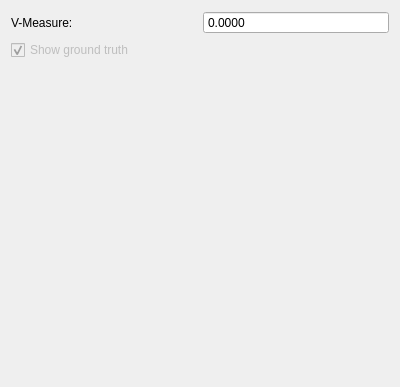
jmaye/curb-detection, file code/src/lib/visualization/EvaluatorControl.ui: the form before one commit.
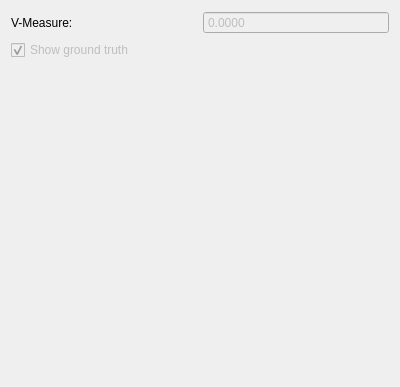
The form after the commit.

```diff
--- a/code/src/lib/visualization/EvaluatorControl.ui
+++ b/code/src/lib/visualization/EvaluatorControl.ui
@@ -25,6 +25,9 @@
      </item>
      <item>
       <widget class="QDoubleSpinBox" name="vMeasureSpinBox">
+       <property name="enabled">
+        <bool>false</bool>
+       </property>
        <property name="readOnly">
         <bool>true</bool>
        </property>
```
